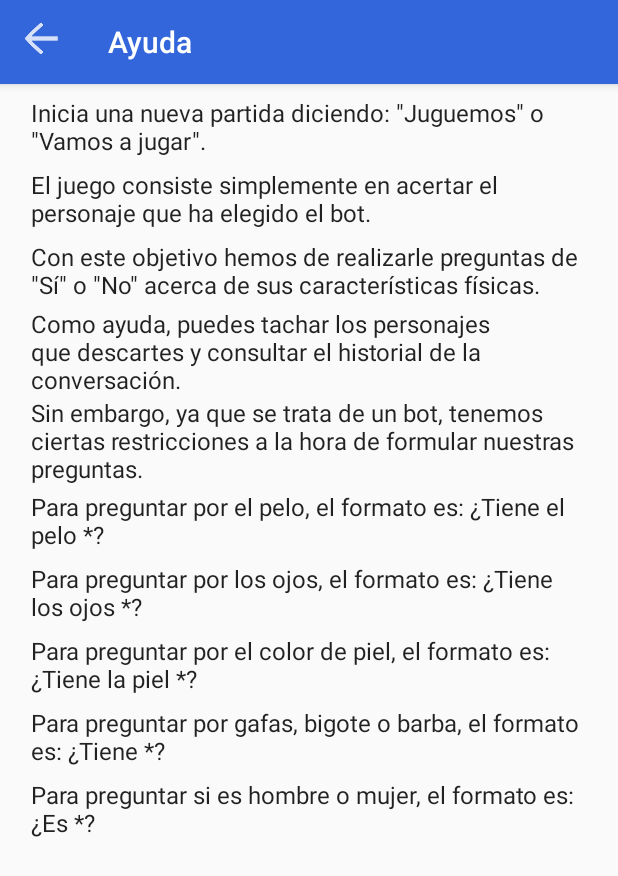
After one commit to jleon95/WhoIsWho, an Android app: the HelpActivity screen opened directly, with no data from a screen before it, on a phone screen of 412 x 824 dp. The commit adds this screen. Shown: the top 876 px of the screen. Run offline under Robolectric (Android 15) with nearby library versions, the phone set to English and light mode, and no system bars.

Commit message:
Created menu with help page and conversation history icons

```diff
--- a/app/src/main/AndroidManifest.xml
+++ b/app/src/main/AndroidManifest.xml
@@ -29,7 +29,11 @@
         </activity>
         <activity
             android:name=".ConversationHistoryActivity"
-            android:label="@string/app_name" >
+            android:label="@string/conversation_history_name" >
+        </activity>
+        <activity
+            android:name=".HelpActivity"
+            android:label="@string/help_name">
         </activity>
 
     </application>
--- a/app/src/main/java/com/npi/whoiswho/ConversationHistoryActivity.java
+++ b/app/src/main/java/com/npi/whoiswho/ConversationHistoryActivity.java
@@ -42,6 +42,4 @@ public class ConversationHistoryActivity extends AppCompatActivity {
                 android.R.layout.simple_expandable_list_item_1,conversation);
         listView.setAdapter(arrayAdapter);
     }
-
-
 }
--- /dev/null
+++ b/app/src/main/java/com/npi/whoiswho/HelpActivity.java
@@ -0,0 +1,29 @@
+package com.npi.whoiswho;
+
+import android.graphics.Color;
+import android.os.Bundle;
+import android.support.v7.app.AppCompatActivity;
+import android.support.v7.widget.Toolbar;
+import android.view.View;
+
+public class HelpActivity extends AppCompatActivity {
+
+    @Override
+    protected void onCreate(Bundle savedInstanceState){
+
+        super.onCreate(savedInstanceState);
+        setContentView(R.layout.activity_help);
+        Toolbar myToolbar = (Toolbar) findViewById(R.id.my_toolbar_help);
+        setSupportActionBar(myToolbar);
+        myToolbar.setTitleTextColor(Color.WHITE);
+        myToolbar.setNavigationIcon(R.drawable.ic_back_arrow);
+        myToolbar.setNavigationOnClickListener(new View.OnClickListener(){
+
+            @Override
+            public  void onClick(View v) {
+
+                onBackPressed();
+            }
+        });
+    }
+}
--- /dev/null
+++ b/app/src/main/res/layout/activity_help.xml
@@ -0,0 +1,26 @@
+<?xml version="1.0" encoding="utf-8"?>
+<LinearLayout xmlns:android="http://schemas.android.com/apk/res/android"
+    android:orientation="vertical"
+    android:layout_width="match_parent"
+    android:layout_height="match_parent">
+
+    <android.support.v7.widget.Toolbar
+        android:id="@+id/my_toolbar_help"
+        android:layout_width="match_parent"
+        android:layout_height="?attr/actionBarSize"
+        android:background="#3366DB"
+        android:elevation="4dp"
+        android:gravity="center"
+        android:theme="@style/ThemeOverlay.AppCompat.ActionBar"
+        android:minHeight="52dp"
+        android:layout_weight="0"/>
+
+    <ListView
+        android:layout_width="match_parent"
+        android:layout_height="match_parent"
+        android:layout_margin="2pt"
+        android:dividerHeight="0dp"
+        android:divider="@null"
+        android:entries="@array/help_items"/>
+
+</LinearLayout>
--- a/app/src/main/res/values/strings.xml
+++ b/app/src/main/res/values/strings.xml
@@ -2,15 +2,15 @@
 <resources>
 
     <string name="app_name">WhoIsWho</string>
+    <string name="conversation_history_name">Historial de conversación</string>
+    <string name="help_name">Ayuda</string>
 
     <string name="nomatch_prompt">Lo siento, no sé qué responder a eso</string>
     <string name="iderror_prompt">El ID de la aplicación, el usuario o el bot son inválidos</string>
     <string name="connectionerror_prompt">Ha ocurrido un error al conectar con Pandorabots</string>
     <string name="parseerror_prompt">Ha ocurrido un error al analizar la respuesta del bot</string>
 
-
-
-    <string name="searching_prompt">Searching for</string>
+    <string name="searching_prompt">Buscando</string>
 
     <string name="speechbtn_default">Pulsa y háblame</string>
     <string name="speechbtn_listening">Te escucho</string>
@@ -19,4 +19,18 @@
     <!-- Colors -->
     <color name="speechbtn_default">#EEEEEE</color>
     <color name="speechbtn_listening">#99FFBB</color>
+
+    <!-- Ayuda -->
+    <string-array name="help_items">
+        <item>Inicia una nueva partida diciendo: \"Juguemos\" o \"Vamos a jugar\".</item>
+        <item>El juego consiste simplemente en acertar el personaje que ha elegido el bot.</item>
+        <item>Con este objetivo hemos de realizarle preguntas de \"Sí\" o \"No\" acerca de sus características físicas.</item>
+        <item>Como ayuda, puedes tachar los personajes que descartes y consultar el historial de la conversación.</item>
+        <item>Sin embargo, ya que se trata de un bot, tenemos ciertas restricciones a la hora de formular nuestras preguntas.</item>
+        <item>Para preguntar por el pelo, el formato es: ¿Tiene el pelo *?</item>
+        <item>Para preguntar por los ojos, el formato es: ¿Tiene los ojos *?</item>
+        <item>Para preguntar por el color de piel, el formato es: ¿Tiene la piel *?</item>
+        <item>Para preguntar por gafas, bigote o barba, el formato es: ¿Tiene *?</item>
+        <item>Para preguntar si es hombre o mujer, el formato es: ¿Es *?</item>
+    </string-array>
 </resources>
```
Also changed, not shown: app/src/main/java/com/npi/whoiswho/MainActivity.java (+33 -17 lines), app/src/main/res/layout/activity_main.xml (+0 -10 lines), app/src/main/res/menu/menu.xml (added, +12 -0 lines), app/src/main/res/drawable-hdpi/ic_help.png (added), app/src/main/res/drawable-hdpi/ic_history.png (added), app/src/main/res/drawable-mdpi/ic_help.png (added), app/src/main/res/drawable-mdpi/ic_history.png (added), app/src/main/res/drawable-xhdpi/ic_help.png (added), app/src/main/res/drawable-xhdpi/ic_history.png (added), app/src/main/res/drawable-xxhdpi/ic_help.png (added), app/src/main/res/drawable-xxhdpi/ic_history.png (added).
